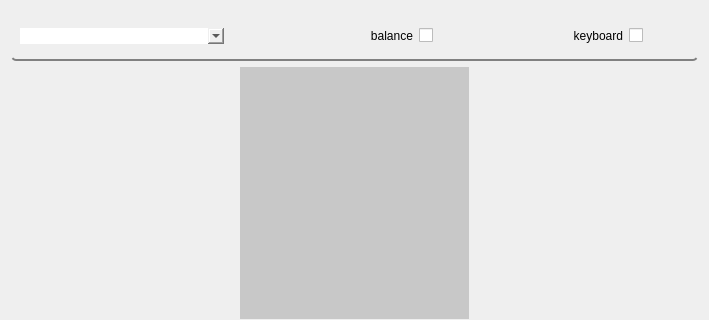
First picture: the form in control_panel/resource/control_panel.ui, repository GroupOfRobots/MiniRysRQT, before the edit; both pictures show x 0 to 709 and y 0 to 320 of the 709 by 587 pixel window.
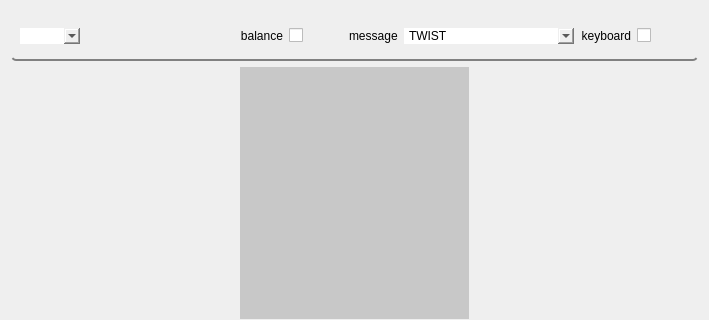
Second picture: the form after the edit. Icons and pictures are not drawn.

```diff
--- a/control_panel/resource/control_panel.ui
+++ b/control_panel/resource/control_panel.ui
@@ -54,6 +54,19 @@
        <widget class="QComboBox" name="comboBox"/>
       </item>
       <item>
+       <spacer name="horizontalSpacer_2">
+        <property name="orientation">
+         <enum>Qt::Horizontal</enum>
+        </property>
+        <property name="sizeHint" stdset="0">
+         <size>
+          <width>40</width>
+          <height>20</height>
+         </size>
+        </property>
+       </spacer>
+      </item>
+      <item alignment="Qt::AlignRight">
        <widget class="QCheckBox" name="balanceCheckBoxUI">
         <property name="layoutDirection">
          <enum>Qt::RightToLeft</enum>
@@ -63,6 +76,50 @@
         </property>
        </widget>
       </item>
+      <item>
+       <layout class="QHBoxLayout" name="horizontalLayout_2">
+        <item>
+         <spacer name="horizontalSpacer_3">
+          <property name="orientation">
+           <enum>Qt::Horizontal</enum>
+          </property>
+          <property name="sizeHint" stdset="0">
+           <size>
+            <width>40</width>
+            <height>20</height>
+           </size>
+          </property>
+         </spacer>
+        </item>
+        <item>
+         <widget class="QLabel" name="label">
+          <property name="text">
+           <string>message</string>
+          </property>
+         </widget>
+        </item>
+        <item>
+         <widget class="QComboBox" name="messageTypeComboBoxUI">
+          <property name="minimumSize">
+           <size>
+            <width>170</width>
+            <height>0</height>
+           </size>
+          </property>
+          <item>
+           <property name="text">
+            <string>TWIST</string>
+           </property>
+          </item>
+          <item>
+           <property name="text">
+            <string>MOTOR COMMAND</string>
+           </property>
+          </item>
+         </widget>
+        </item>
+       </layout>
+      </item>
       <item>
        <widget class="QCheckBox" name="keyboardCheckBoxUI">
         <property name="layoutDirection">
```
